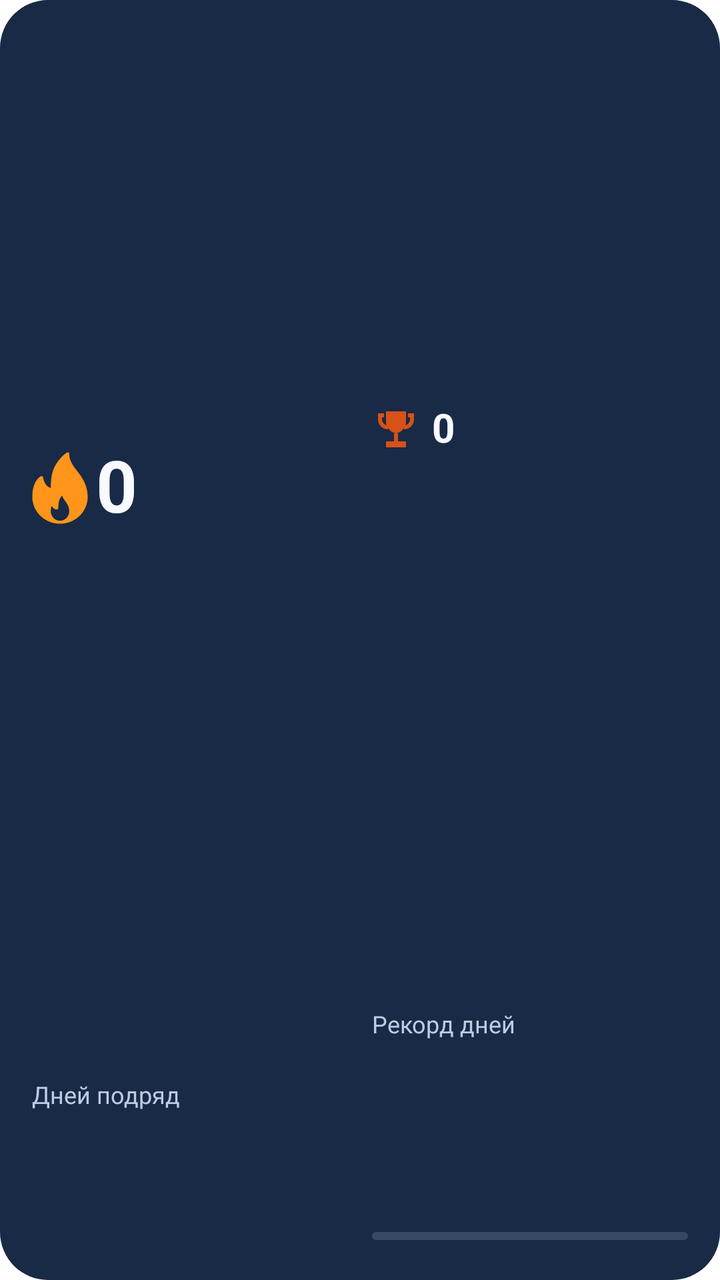
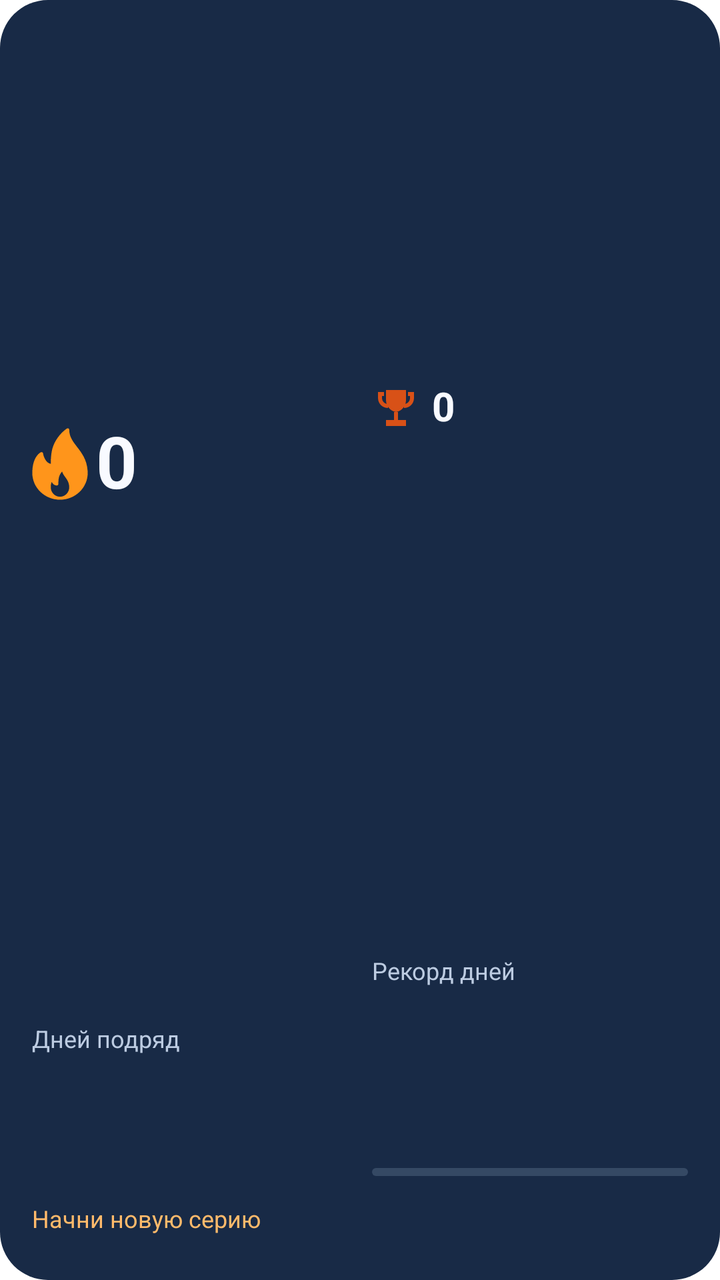

Before-and-after screenshots of an Android layout around one commit, followed by the original layout XML and the change that was made.
<!-- AndroidManifest.xml: fallback theme Theme.MaterialComponents.DayNight.NoActionBar -->
<!-- res/layout/streak_widget_record_wide.xml -->
<?xml version="1.0" encoding="utf-8"?>
<LinearLayout
    xmlns:android="http://schemas.android.com/apk/res/android"
    android:id="@+id/streak_root"
    android:layout_width="match_parent"
    android:layout_height="match_parent"
    android:orientation="vertical"
    android:padding="16dp"
    android:background="@drawable/streak_widget_record_background">
    <LinearLayout
        android:layout_width="match_parent"
        android:layout_height="0dp"
        android:layout_weight="1"
        android:orientation="horizontal">
        <LinearLayout
            android:layout_width="0dp"
            android:layout_height="match_parent"
            android:orientation="vertical"
            android:layout_weight="1">
            <LinearLayout
                android:layout_width="match_parent"
                android:layout_height="0dp"
                android:layout_weight="3"
                android:orientation="horizontal"
                android:gravity="center_vertical">
                <ImageView
                    android:id="@+id/streak_flame"
                    android:layout_width="28dp"
                    android:layout_height="match_parent"
                    android:src="@drawable/streak_widget_flame"
                    android:scaleType="fitCenter"
                    android:importantForAccessibility="no" />
                <TextView
                    android:id="@+id/streak_current"
                    android:layout_width="0dp"
                    android:layout_height="match_parent"
                    android:text="0"
                    android:textSize="36sp"
                    android:textColor="@color/streak_record_text"
                    android:maxLines="1"
                    android:includeFontPadding="false"
                    android:gravity="center_vertical"
                    android:autoSizeTextType="uniform"
                    android:autoSizeMinTextSize="5sp"
                    android:autoSizeMaxTextSize="36sp"
                    android:autoSizeStepGranularity="1sp"
                    android:layout_weight="1"
                    android:textStyle="bold"
                    android:layout_marginStart="4dp" />
            </LinearLayout>
            <TextView
                android:id="@+id/streak_label"
                android:layout_width="match_parent"
                android:layout_height="0dp"
                android:text="@string/currentLabel"
                android:textSize="12sp"
                android:textColor="@color/streak_record_secondary"
                android:maxLines="1"
                android:includeFontPadding="false"
                android:gravity="center_vertical"
                android:autoSizeTextType="uniform"
                android:autoSizeMinTextSize="5sp"
                android:autoSizeMaxTextSize="12sp"
                android:autoSizeStepGranularity="1sp"
                android:layout_weight="1" />
        </LinearLayout>
        <LinearLayout
            android:layout_width="0dp"
            android:layout_height="match_parent"
            android:orientation="vertical"
            android:layout_weight="1"
            android:layout_marginStart="12dp">
            <LinearLayout
                android:layout_width="match_parent"
                android:layout_height="0dp"
                android:layout_weight="2"
                android:orientation="horizontal"
                android:gravity="center_vertical">
                <ImageView
                    android:id="@+id/streak_trophy"
                    android:layout_width="24dp"
                    android:layout_height="match_parent"
                    android:src="@drawable/streak_widget_trophy"
                    android:scaleType="fitCenter"
                    android:importantForAccessibility="no" />
                <TextView
                    android:id="@+id/streak_best"
                    android:layout_width="0dp"
                    android:layout_height="match_parent"
                    android:text="0"
                    android:textSize="20sp"
                    android:textColor="@color/streak_record_text"
                    android:maxLines="1"
                    android:includeFontPadding="false"
                    android:gravity="center_vertical"
                    android:autoSizeTextType="uniform"
                    android:autoSizeMinTextSize="5sp"
                    android:autoSizeMaxTextSize="20sp"
                    android:autoSizeStepGranularity="1sp"
                    android:textStyle="bold"
                    android:layout_marginStart="6dp"
                    android:layout_weight="1" />
            </LinearLayout>
            <TextView
                android:id="@+id/streak_best_label"
                android:layout_width="match_parent"
                android:layout_height="0dp"
                android:text="@string/bestLabel"
                android:textSize="12sp"
                android:textColor="@color/streak_record_secondary"
                android:maxLines="1"
                android:includeFontPadding="false"
                android:gravity="center_vertical"
                android:autoSizeTextType="uniform"
                android:autoSizeMinTextSize="5sp"
                android:autoSizeMaxTextSize="12sp"
                android:autoSizeStepGranularity="1sp"
                android:layout_weight="1" />
            <ProgressBar
                style="?android:attr/progressBarStyleHorizontal"
                android:id="@+id/streak_progress"
                android:layout_width="match_parent"
                android:layout_height="4dp"
                android:layout_marginTop="4dp"
                android:layout_marginBottom="4dp"
                android:padding="0dp"
                android:minHeight="0dp"
                android:indeterminate="false"
                android:max="100"
                android:progress="0"
                android:progressDrawable="@drawable/streak_widget_progress" />
        </LinearLayout>
    </LinearLayout>
    <TextView
        android:id="@+id/streak_status"
        android:layout_width="match_parent"
        android:layout_height="28dp"
        android:text="@string/startLabel"
        android:textSize="12sp"
        android:textColor="@color/streak_record_accent"
        android:maxLines="2"
        android:includeFontPadding="false"
        android:gravity="center_vertical"
        android:autoSizeTextType="uniform"
        android:autoSizeMinTextSize="5sp"
        android:autoSizeMaxTextSize="12sp"
        android:autoSizeStepGranularity="1sp"
        android:layout_marginTop="4dp"
        android:visibility="gone" />
</LinearLayout>
<!-- resources referenced by this layout -->
<resources>
  <color name="streak_record_accent">#FFBA6B</color>
  <color name="streak_record_secondary">#BCCBE1</color>
  <color name="streak_record_text">#F8FAFF</color>
  <!-- drawable streak_widget_flame (drawable) -->
  <vector xmlns:android="http://schemas.android.com/apk/res/android"
      android:width="28dp" android:height="36dp"
      android:viewportWidth="388" android:viewportHeight="516">
      <group android:translateX="-62" android:translateY="2">
          <path android:fillColor="#FF951B"
              android:pathData="M446.906,299.769c-5.865-76.359-41.417-124.21-72.781-166.436C345.083,94.241,320,60.483,320,10.685 c0-4-2.24-7.656-5.792-9.489c-3.563-1.844-7.844-1.542-11.083,0.812c-47.104,33.706-86.406,90.515-100.135,144.719 c-9.531,37.737-10.792,80.161-10.969,108.18c-43.5-9.291-53.354-74.359-53.458-75.068c-0.49-3.375-2.552-6.312-5.552-7.916 c-3.031-1.583-6.594-1.698-9.667-0.177c-2.281,1.104-55.99,28.394-59.115,137.355C64.01,312.726,64,316.362,64,319.997 c0,105.857,86.135,191.987,192,191.987c0.146,0.01,0.302,0.031,0.427,0c0.042,0,0.083,0,0.135,0 C362.167,511.681,448,425.667,448,319.997C448,314.674,446.906,299.769,446.906,299.769z M256,490.652 c-35.292,0-64-30.581-64-68.172c0-1.281-0.01-2.573,0.083-4.156c0.427-15.853,3.438-26.675,6.74-33.873 c6.188,13.291,17.25,25.509,35.219,25.509c5.896,0,10.667-4.771,10.667-10.666c0-15.186,0.313-32.706,4.094-48.518 c3.365-14.02,11.406-28.936,21.594-40.893c4.531,15.52,13.365,28.081,21.99,40.341c12.344,17.54,25.104,35.675,27.344,66.6 c0.135,1.833,0.271,3.677,0.271,5.656C320,460.07,291.292,490.652,256,490.652z" />
      </group>
  </vector>
  <!-- drawable streak_widget_progress (drawable) -->
  <layer-list xmlns:android="http://schemas.android.com/apk/res/android">
      <item android:id="@android:id/background">
          <shape>
              <corners android:radius="3dp" />
              <solid android:color="@color/streak_record_track" />
          </shape>
      </item>
      <item android:id="@android:id/progress">
          <clip>
              <shape>
                  <corners android:radius="3dp" />
                  <solid android:color="@color/streak_record_accent" />
              </shape>
          </clip>
      </item>
  </layer-list>
  <!-- drawable streak_widget_record_background (drawable) -->
  <shape xmlns:android="http://schemas.android.com/apk/res/android" android:shape="rectangle">
      <solid android:color="@color/streak_record_background" />
      <corners android:radius="24dp" />
  </shape>
  <!-- drawable streak_widget_trophy (drawable) -->
  <vector xmlns:android="http://schemas.android.com/apk/res/android"
      android:width="24dp" android:height="24dp"
      android:viewportWidth="24" android:viewportHeight="24">
      <path android:fillColor="@color/streak_widget_accent"
          android:pathData="M7,3H17V8C17,11.1 14.8,13.6 12,14C9.2,13.6 7,11.1 7,8ZM11,14H13V18H17V21H7V18H11ZM3,4H6V6H5V7C5,8.6 6.3,10 8,10V12C5.2,12 3,9.8 3,7ZM18,4H21V7C21,9.8 18.8,12 16,12V10C17.7,10 19,8.6 19,7V6H18Z" />
  </vector>
  <string name="bestLabel">Рекорд дней</string>
  <string name="currentLabel">Дней подряд</string>
  <string name="startLabel">Начни новую серию</string>
  <color name="streak_record_track">#354964</color>
  <color name="streak_record_background">#182A46</color>
  <color name="streak_widget_accent">#D85117</color>
</resources>

<!-- the commit's change to res/layout/streak_widget_record_wide.xml (unified diff, before → after) -->
@@ -145,6 +145,5 @@
         android:autoSizeMinTextSize="5sp"
         android:autoSizeMaxTextSize="12sp"
         android:autoSizeStepGranularity="1sp"
-        android:layout_marginTop="4dp"
-        android:visibility="gone" />
+        android:layout_marginTop="4dp" />
 </LinearLayout>
